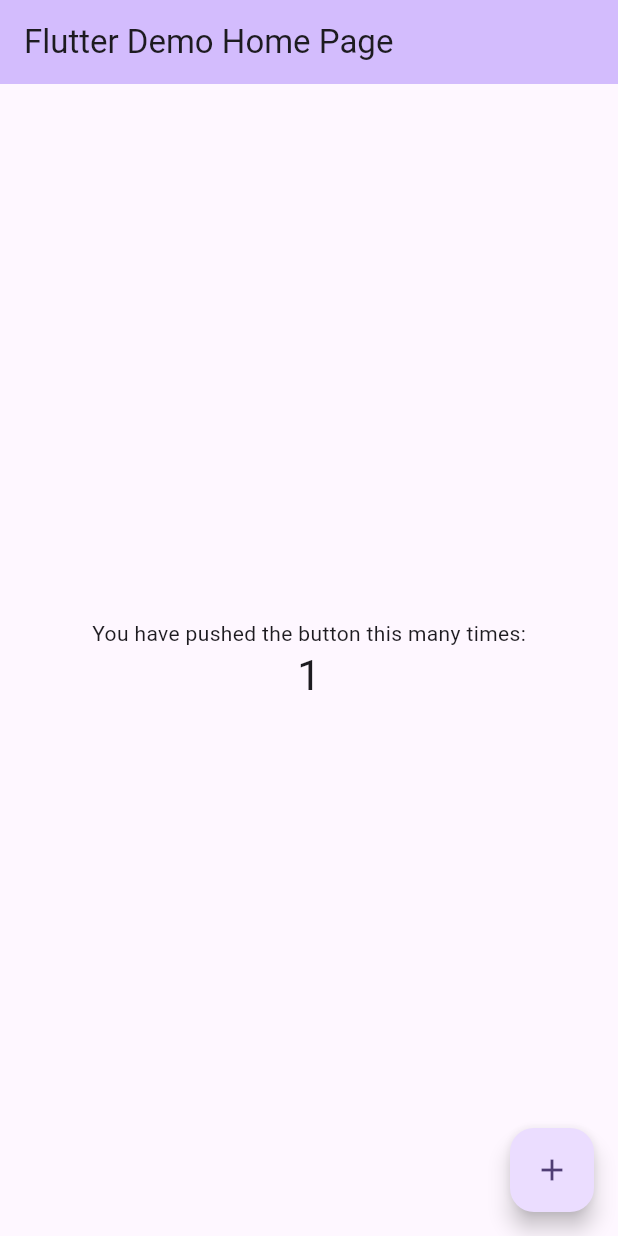
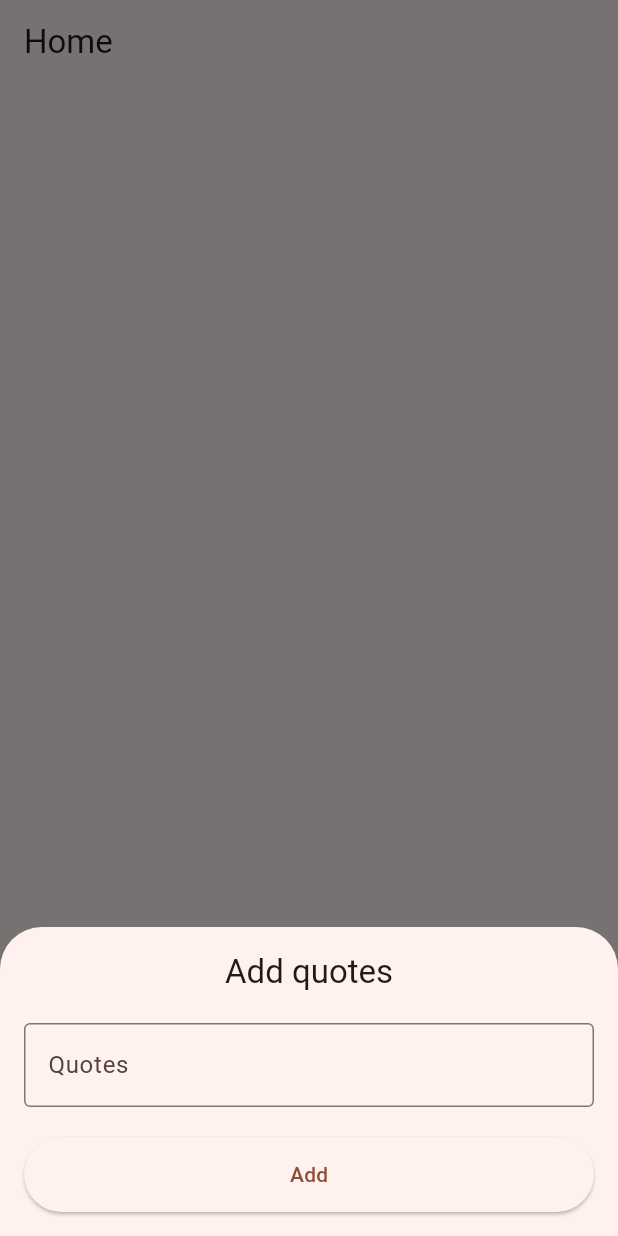
Before and after one commit to Hudaakk/community_quote_sharing_app, a Flutter app: the screen it shows after launch, after a tap on the "add" icon, on a phone screen of 412 x 824 dp. Run offline on Flutter 3.47's test engine with Material 3 defaults, Android fonts, the phone set to English and light mode, and no system bars.

Commit message:
created home view and quote model for quote list

```diff
--- a/lib/main.dart
+++ b/lib/main.dart
@@ -1,3 +1,4 @@
+import 'package:community_quote_sharing_app/view/home/home_view.dart';
 import 'package:flutter/material.dart';
 
 void main() {
@@ -11,115 +12,13 @@ class MyApp extends StatelessWidget {
   @override
   Widget build(BuildContext context) {
     return MaterialApp(
-      title: 'Flutter Demo',
+      debugShowCheckedModeBanner: false,
+      title: 'Community Quote Sharing App',
       theme: ThemeData(
-        // This is the theme of your application.
-        //
-        // TRY THIS: Try running your application with "flutter run". You'll see
-        // the application has a purple toolbar. Then, without quitting the app,
-        // try changing the seedColor in the colorScheme below to Colors.green
-        // and then invoke "hot reload" (save your changes or press the "hot
-        // reload" button in a Flutter-supported IDE, or press "r" if you used
-        // the command line to start the app).
-        //
-        // Notice that the counter didn't reset back to zero; the application
-        // state is not lost during the reload. To reset the state, use hot
-        // restart instead.
-        //
-        // This works for code too, not just values: Most code changes can be
-        // tested with just a hot reload.
-        colorScheme: ColorScheme.fromSeed(seedColor: Colors.deepPurple),
+        colorScheme: ColorScheme.fromSeed(seedColor: Colors.deepOrange),
         useMaterial3: true,
       ),
-      home: const MyHomePage(title: 'Flutter Demo Home Page'),
+      home: const HomeView(),
     );
   }
 }
-
-class MyHomePage extends StatefulWidget {
-  const MyHomePage({super.key, required this.title});
-
-  // This widget is the home page of your application. It is stateful, meaning
-  // that it has a State object (defined below) that contains fields that affect
-  // how it looks.
-
-  // This class is the configuration for the state. It holds the values (in this
-  // case the title) provided by the parent (in this case the App widget) and
-  // used by the build method of the State. Fields in a Widget subclass are
-  // always marked "final".
-
-  final String title;
-
-  @override
-  State<MyHomePage> createState() => _MyHomePageState();
-}
-
-class _MyHomePageState extends State<MyHomePage> {
-  int _counter = 0;
-
-  void _incrementCounter() {
-    setState(() {
-      // This call to setState tells the Flutter framework that something has
-      // changed in this State, which causes it to rerun the build method below
-      // so that the display can reflect the updated values. If we changed
-      // _counter without calling setState(), then the build method would not be
-      // called again, and so nothing would appear to happen.
-      _counter++;
-    });
-  }
-
-  @override
-  Widget build(BuildContext context) {
-    // This method is rerun every time setState is called, for instance as done
-    // by the _incrementCounter method above.
-    //
-    // The Flutter framework has been optimized to make rerunning build methods
-    // fast, so that you can just rebuild anything that needs updating rather
-    // than having to individually change instances of widgets.
-    return Scaffold(
-      appBar: AppBar(
-        // TRY THIS: Try changing the color here to a specific color (to
-        // Colors.amber, perhaps?) and trigger a hot reload to see the AppBar
-        // change color while the other colors stay the same.
-        backgroundColor: Theme.of(context).colorScheme.inversePrimary,
-        // Here we take the value from the MyHomePage object that was created by
-        // the App.build method, and use it to set our appbar title.
-        title: Text(widget.title),
-      ),
-      body: Center(
-        // Center is a layout widget. It takes a single child and positions it
-        // in the middle of the parent.
-        child: Column(
-          // Column is also a layout widget. It takes a list of children and
-          // arranges them vertically. By default, it sizes itself to fit its
-          // children horizontally, and tries to be as tall as its parent.
-          //
-          // Column has various properties to control how it sizes itself and
-          // how it positions its children. Here we use mainAxisAlignment to
-          // center the children vertically; the main axis here is the vertical
-          // axis because Columns are vertical (the cross axis would be
-          // horizontal).
-          //
-          // TRY THIS: Invoke "debug painting" (choose the "Toggle Debug Paint"
-          // action in the IDE, or press "p" in the console), to see the
-          // wireframe for each widget.
-          mainAxisAlignment: MainAxisAlignment.center,
-          children: <Widget>[
-            const Text(
-              'You have pushed the button this many times:',
-            ),
-            Text(
-              '$_counter',
-              style: Theme.of(context).textTheme.headlineMedium,
-            ),
-          ],
-        ),
-      ),
-      floatingActionButton: FloatingActionButton(
-        onPressed: _incrementCounter,
-        tooltip: 'Increment',
-        child: const Icon(Icons.add),
-      ), // This trailing comma makes auto-formatting nicer for build methods.
-    );
-  }
-}
--- /dev/null
+++ b/lib/res/utils/quotes.dart
@@ -0,0 +1,10 @@
+import 'package:community_quote_sharing_app/model/quote_model.dart';
+
+List<QuoteModel> quotes = [
+  //Todo here give your codes as the quotesmodel
+  // QuoteModel(
+  //   yourName: "name",
+  //   quotes: "A single paper cant decide my future",
+  //   category: Category.motivational,
+  // )
+];
--- /dev/null
+++ b/lib/view/home/home_view.dart
@@ -0,0 +1,29 @@
+import 'package:community_quote_sharing_app/view/home/widget/add_quote_sheet.dart';
+import 'package:flutter/material.dart';
+
+class HomeView extends StatefulWidget {
+  const HomeView({super.key});
+
+  @override
+  State<HomeView> createState() => _HomeViewState();
+}
+
+class _HomeViewState extends State<HomeView> {
+  @override
+  Widget build(BuildContext context) {
+    return Scaffold(
+      appBar: AppBar(
+        title: const Text("Home"),
+      ),
+      floatingActionButton: FloatingActionButton(
+        onPressed: () async {
+          await showModalBottomSheet(
+            context: context,
+            builder: (context) => const AddQuoteSheet(),
+          );
+        },
+        child: const Icon(Icons.add),
+      ),
+    );
+  }
+}
--- /dev/null
+++ b/lib/view/home/widget/add_quote_sheet.dart
@@ -0,0 +1,44 @@
+import 'package:flutter/material.dart';
+
+class AddQuoteSheet extends StatelessWidget {
+  const AddQuoteSheet({super.key});
+
+  @override
+  Widget build(BuildContext context) {
+    final theme = Theme.of(context);
+    return Padding(
+      padding: const EdgeInsets.all(16.0),
+      child: Column(
+        mainAxisSize: MainAxisSize.min,
+        children: [
+          Text(
+            "Add quotes",
+            style: theme.textTheme.titleLarge!.copyWith(
+              color: theme.colorScheme.onSurface,
+            ),
+          ),
+          const SizedBox(
+            height: 20,
+          ),
+          TextFormField(
+            decoration: const InputDecoration(
+              border: OutlineInputBorder(),
+              labelText: "Quotes",
+            ),
+          ),
+          const SizedBox(
+            height: 20,
+          ),
+          SizedBox(
+            height: 50,
+            width: double.infinity,
+            child: ElevatedButton(
+              onPressed: () {},
+              child: const Text("Add"),
+            ),
+          ),
+        ],
+      ),
+    );
+  }
+}
```
Also changed, not shown: lib/model/quote_model.dart (added, +34 -0 lines).
